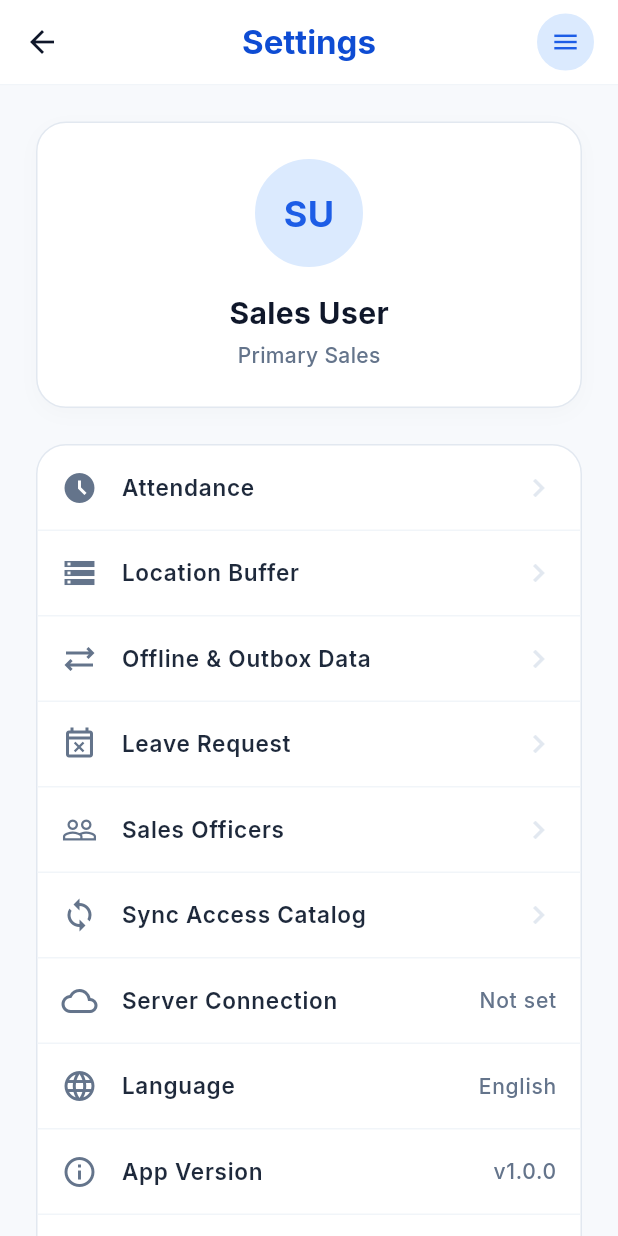
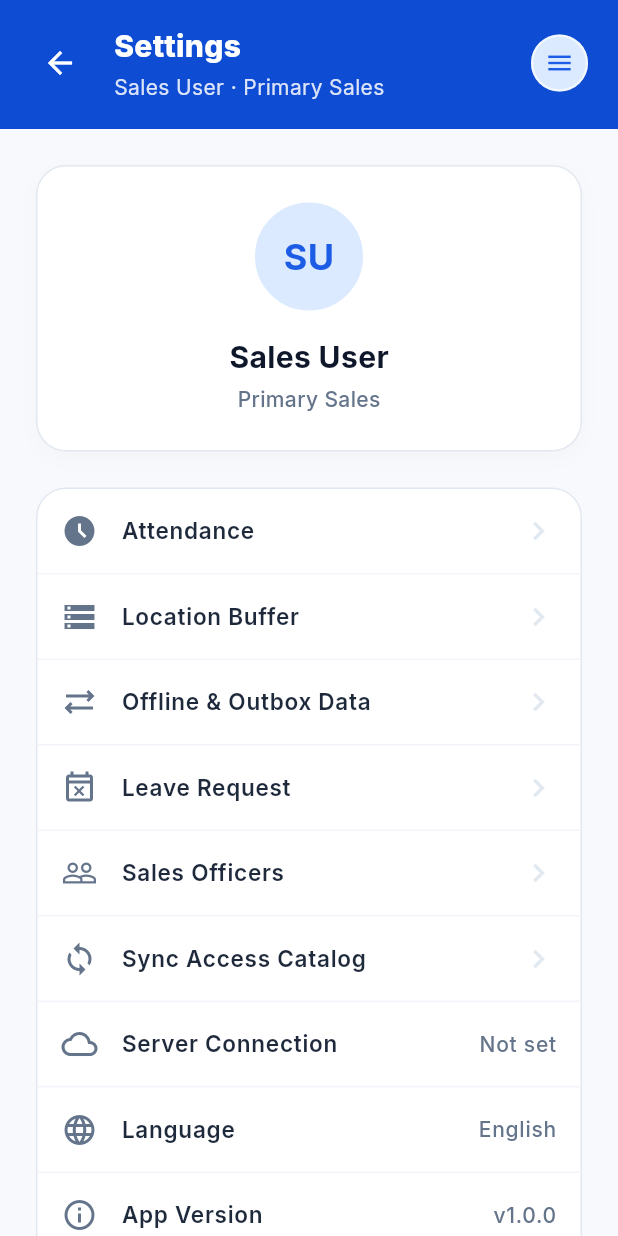
Before and after one commit to metaodoo/secondary_sales_app, a Flutter app: the SettingsTab screen opened directly, on a phone screen of 412 x 824 dp. Run offline on Flutter 3.47's test engine with Material 3 defaults, Android fonts, the light colour scheme and no system bars; our stand-ins replace camera, connectivity_plus, file_picker, firebase_core, firebase_messaging, flutter_image_compress and 11 more; missing offline and left inert: firebase_app_distribution, flutter_background_service, maplibre_gl; accounts and stored records are empty.

Commit message:
fix(navigation): brand SettingsTab with BlueHeader and fix drawer header navigation

```diff
--- a/lib/features/settings/screens/settings_tab.dart
+++ b/lib/features/settings/screens/settings_tab.dart
@@ -31,41 +31,28 @@ class SettingsTab extends StatelessWidget {
 
     return Scaffold(
       backgroundColor: AppColors.background,
-      appBar: AppBar(
-        backgroundColor: Colors.white,
-        elevation: 0,
-        scrolledUnderElevation: 0,
+      body: SafeArea(
+        child: Column(
+          children: [
+            BlueHeader(
+              title: 'Settings',
+              subtitle: [userName, if (role.isNotEmpty) role].join(' · '),
               leading: onBack != null
                   ? IconButton(
                       tooltip: 'Back',
-                icon: const Icon(
-                  Icons.arrow_back,
-                  color: AppColors.textPrimary,
-                ),
+                      icon: const Icon(Icons.arrow_back, color: Colors.white),
                       onPressed: onBack,
                     )
                   : null,
-        title: const Text(
-          'Settings',
-          style: TextStyle(
-            color: AppColors.primaryStrong,
-            fontWeight: FontWeight.bold,
-            fontSize: 22,
+              trailing: Padding(
+                padding: const EdgeInsets.only(right: 4),
+                child: ProfileAvatar(
+                  onTap: onOpenMenu,
+                  borderColor: Colors.white.withValues(alpha: 0.6),
                 ),
               ),
-        centerTitle: true,
-        actions: [
-          Padding(
-            padding: const EdgeInsets.only(right: 16),
-            child: ProfileAvatar(onTap: onOpenMenu),
             ),
-        ],
-        bottom: PreferredSize(
-          preferredSize: const Size.fromHeight(1),
-          child: Container(color: AppColors.borderMuted, height: 1),
-        ),
-      ),
-      body: SafeArea(
+            Expanded(
               child: ListView(
                 padding: const EdgeInsets.symmetric(horizontal: 24, vertical: 24),
                 children: [
@@ -295,6 +282,9 @@ class SettingsTab extends StatelessWidget {
           ],
         ),
       ),
+    ],
+  ),
+),
 );
 }
 
```
Also changed, not shown: lib/app/navigation/app_drawer.dart (+26 -9 lines). Lines whose indentation alone changed are shown as unchanged.
